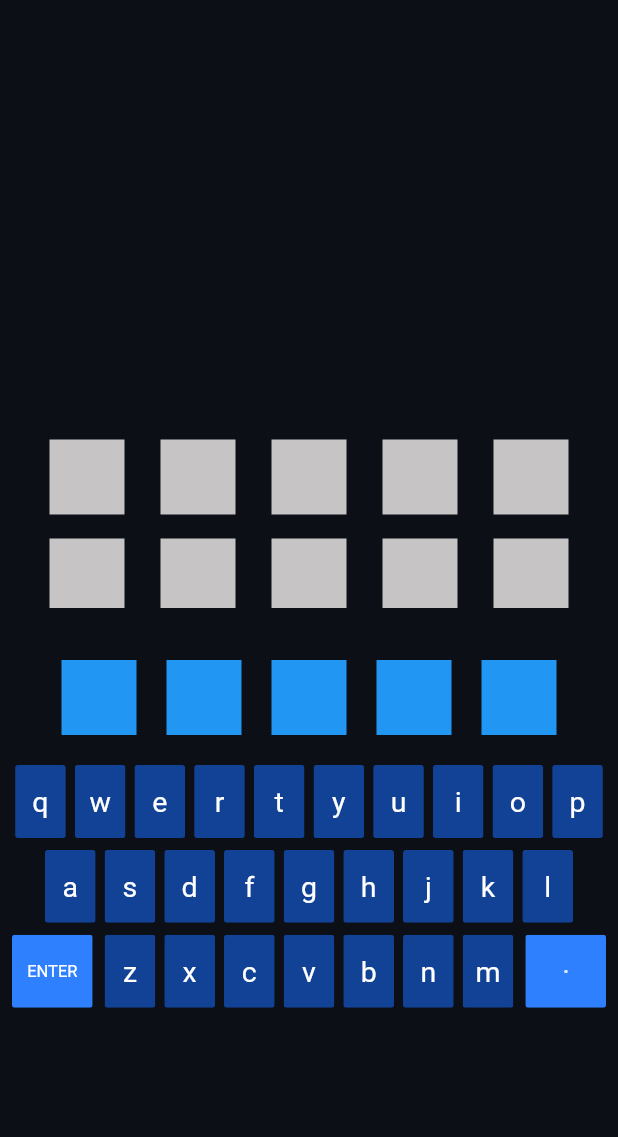
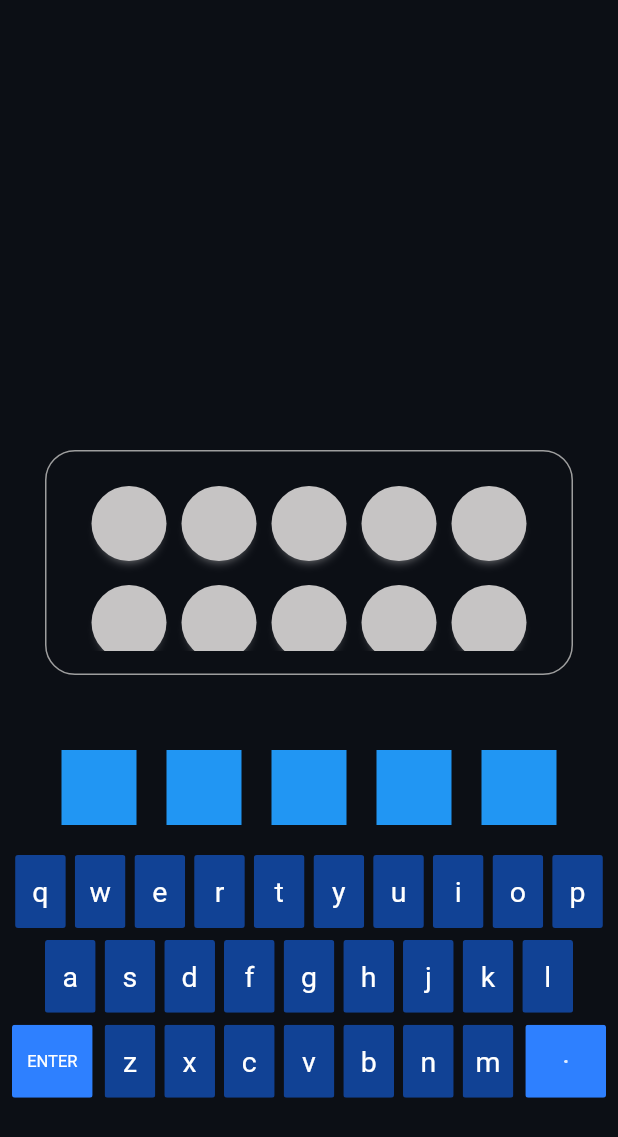
Before and after one commit to 100mslive/thirdle, a Flutter app: the screen it shows after launch, on a phone screen of 412 x 824 dp. Shown: the top 1137 px of the screen. Run offline on Flutter 3.47's test engine with Material 2 defaults, Android fonts, the phone set to English and light mode, and no system bars; drawn by our look-alikes of oktoast; our stand-ins replace google_fonts, permission_handler; missing offline and left inert: hmssdk_flutter; network calls fail; statements that could not run were skipped; project files that could hold a hidden picture were left out.

Commit message:
Updated containers to fit designs

```diff
--- a/lib/ui/components/word_bar.dart
+++ b/lib/ui/components/word_bar.dart
@@ -34,8 +34,16 @@ class LetterTile extends StatelessWidget {
     return Container(
       height: 50,
       width: 50,
-      margin: const EdgeInsets.symmetric(horizontal: 12),
+      margin: const EdgeInsets.symmetric(horizontal: 5),
       decoration: BoxDecoration(
+        shape: BoxShape.circle,
+        boxShadow: [
+          BoxShadow(
+              color: Colors.white.withOpacity(0.5),
+              offset: const Offset(0, 5),
+              blurRadius: 5,
+              spreadRadius: -5)
+        ],
         color: letter.status == LetterStatus.correctLetterWithPosition
             ? Colors.green
             : (letter.status == LetterStatus.correctLetter)
--- a/lib/ui/screens/thirdle_board.dart
+++ b/lib/ui/screens/thirdle_board.dart
@@ -36,9 +36,16 @@ class _ThirdleBoardState extends State<ThirdleBoard> {
         }
 
         return Column(mainAxisAlignment: MainAxisAlignment.center, children: [
-          Container(
+          Padding(
+            padding: const EdgeInsets.all(30.0),
+            child: Container(
               height: 150,
               width: 380,
+              decoration: BoxDecoration(
+                  border: Border.all(
+                    color: Colors.grey,
+                  ),
+                  borderRadius: BorderRadius.circular(20)),
               padding: const EdgeInsets.symmetric(vertical: 15),
               child: ListView(
                 controller: scrollController,
@@ -49,6 +56,7 @@ class _ThirdleBoardState extends State<ThirdleBoard> {
                       ),
                     )
                     .toList(),
+              ),
             ),
           ),
           Container(
```
Lines whose indentation alone changed are shown as unchanged.
